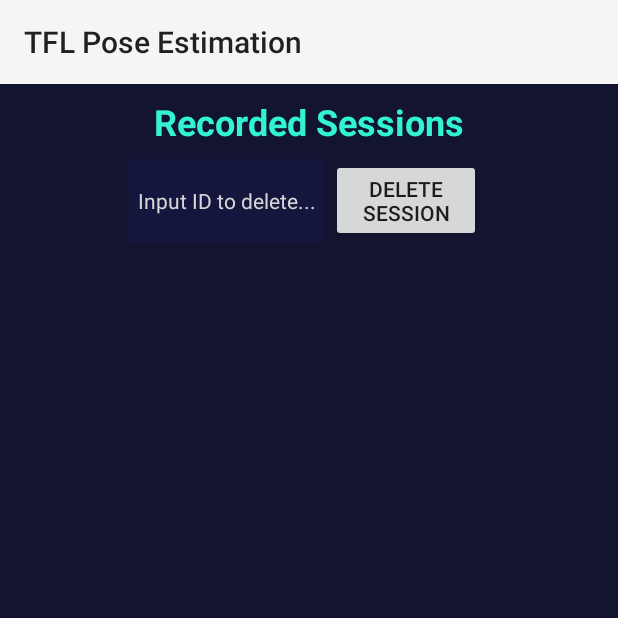
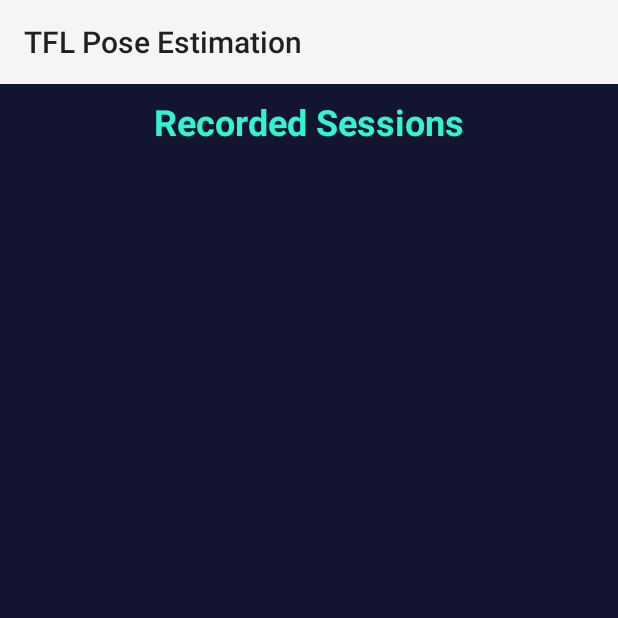
Before and after one commit to boladss/progress-up, an Android app: the SessionMenuActivity screen opened directly, with no data from a screen before it, on a phone screen of 412 x 824 dp, the top half of it. Run offline under Robolectric (Android 15) with nearby library versions, the phone set to English and light mode, and no system bars.

Commit message:
feat: move delete button to per session

```diff
--- a/app/src/main/java/org/tensorflow/lite/examples/poseestimation/SessionMenuActivity.kt
+++ b/app/src/main/java/org/tensorflow/lite/examples/poseestimation/SessionMenuActivity.kt
@@ -43,19 +43,10 @@ class SessionMenuActivity : AppCompatActivity() {
         }
 
         dbHandler = DatabaseHandler(this)
-
-//        addSessionButton = findViewById(R.id.0addSessionButton)
-//        addSessionButton.setOnClickListener { createNewSession() }
-        deleteSessionButton = findViewById(R.id.deleteSessionButton)
-        deleteSessionButton.setOnClickListener { deleteSession() }
-
-        deleteIdText = findViewById(R.id.deleteIdText)
-        deleteIdText.inputType = InputType.TYPE_CLASS_NUMBER // Restrict to numeric inputs
-
         displaySessionData()
     }
 
-    private fun displaySessionData() {
+    fun displaySessionData() {
         val cursor = dbHandler.readSessionData()
 //        dbHandler.insertRepetitionData(2, 1, true)
 //        dbHandler.insertRepetitionData(2, 2, true)
@@ -101,7 +92,7 @@ class SessionMenuActivity : AppCompatActivity() {
         }
         cursor.close()
 
-        sessionListView.setAdapter(SessionCursorAdapter(this, header, childItem))
+        sessionListView.setAdapter(SessionCursorAdapter(this, header, childItem, this, dbHandler))
      }
 
     private fun createNewSession() {
@@ -116,19 +107,4 @@ class SessionMenuActivity : AppCompatActivity() {
 
         displaySessionData()
     }
-
-    private fun deleteSession() {
-        val idToDelete = deleteIdText.text.toString()
-
-        // Check if id was inputted --- don't work otherwise
-        if (idToDelete.isNotBlank()) {
-            val deleteRow = dbHandler.deleteSessionData(idToDelete.toLong())
-
-            // Reset edit text value and update display
-            if (deleteRow > 0) {
-                deleteIdText.text.clear()
-                displaySessionData()
-            }
-        }
-    }
 }
--- a/app/src/main/java/org/tensorflow/lite/examples/poseestimation/sessions/SessionCursorAdapter.kt
+++ b/app/src/main/java/org/tensorflow/lite/examples/poseestimation/sessions/SessionCursorAdapter.kt
@@ -1,27 +1,26 @@
 package org.tensorflow.lite.examples.poseestimation.sessions
 
 import android.content.Context
-import android.database.Cursor
 import android.text.Layout
 import android.view.LayoutInflater
 import android.view.View
 import android.view.ViewGroup
 import android.widget.BaseExpandableListAdapter
+import android.widget.Button
 import android.widget.TextView
-import androidx.cursoradapter.widget.CursorAdapter
 import org.tensorflow.lite.examples.poseestimation.R
-import java.text.SimpleDateFormat
+import org.tensorflow.lite.examples.poseestimation.SessionMenuActivity
 import java.time.Instant
 import java.time.LocalDateTime
 import java.time.ZoneId
 import java.time.format.DateTimeFormatter
-import java.util.Date
-import java.util.Locale
 
 class SessionCursorAdapter(
     var context: Context,
     private var header: MutableList<SessionHeader>,
-    private var childItem: MutableList<MutableList<RepetitionItem>>
+    private var childItem: MutableList<MutableList<RepetitionItem>>,
+    private val activity: SessionMenuActivity,  // Used to update entries
+    private var dbHandler: DatabaseHandler
 ): BaseExpandableListAdapter() {
 
     private val inflater: LayoutInflater = LayoutInflater.from(context)
@@ -77,12 +76,20 @@ class SessionCursorAdapter(
             val startTimeISO = sessionData.startTime
             val endTimeISO = sessionData.endTime
             val progType = sessionData.progressionType
+            val repCount = dbHandler.countTotalReps(sessionId)
+
+            // Handle deleting of session
+            val deleteSessionButton = convertView.findViewById<Button>(R.id.deleteSessionButton)
+            deleteSessionButton.setOnClickListener {
+                dbHandler.deleteSessionData(sessionId)
+                activity.displaySessionData()
+            }
 
             // Format timestamps and text
 //            val dateFormat = SimpleDateFormat("yyyy-MM-dd HH:mm:ss", Locale.getDefault())
             val startTime = "Started: ${iso8601ToFormat(startTimeISO)}"
             val endTime = "Ended: ${iso8601ToFormat(endTimeISO)}"
-            val idNumber = "ID: $sessionId"
+            val idNumber = "ID: $sessionId ($repCount reps)"
 
             textProgressionType.text = progType
             textId.text = idNumber
--- a/app/src/main/res/layout/activity_session_menu.xml
+++ b/app/src/main/res/layout/activity_session_menu.xml
@@ -37,45 +37,6 @@
                 android:textSize="14sp" /> -->
         </LinearLayout>
 
-        <LinearLayout
-            android:layout_width="match_parent"
-            android:layout_height="wrap_content"
-            android:gravity="center">
-
-<!--            <Button-->
-<!--                android:id="@+id/addSessionButton"-->
-<!--                android:layout_width="150dp"-->
-<!--                android:layout_height="wrap_content"-->
-<!--                android:layout_marginHorizontal="5dp"-->
-<!--                android:text="Add session" />-->
-
-            <EditText
-                android:id="@+id/deleteIdText"
-                android:layout_width="wrap_content"
-                android:layout_height="match_parent"
-                android:hint="Input ID to delete..."
-                android:gravity="center"
-                android:background="#15163e"
-                android:padding="5dp"
-                android:textSize="14dp"
-                android:textColorHint="@color/white"
-                android:textColor="@color/white"
-            />
-
-
-            <Button
-                android:id="@+id/deleteSessionButton"
-                android:layout_width="100dp"
-                android:layout_height="wrap_content"
-                android:layout_marginHorizontal="5dp"
-                android:textSize="14dp"
-                android:text="Delete session" />
-
-
-
-
-        </LinearLayout>
-
         <ExpandableListView
             android:id="@+id/sessionListView"
             android:layout_width="match_parent"
```
Also changed, not shown: app/src/main/java/org/tensorflow/lite/examples/poseestimation/sessions/DatabaseHandler.kt (+13 -0 lines), app/src/main/res/layout/session_list_item.xml (+17 -7 lines).
